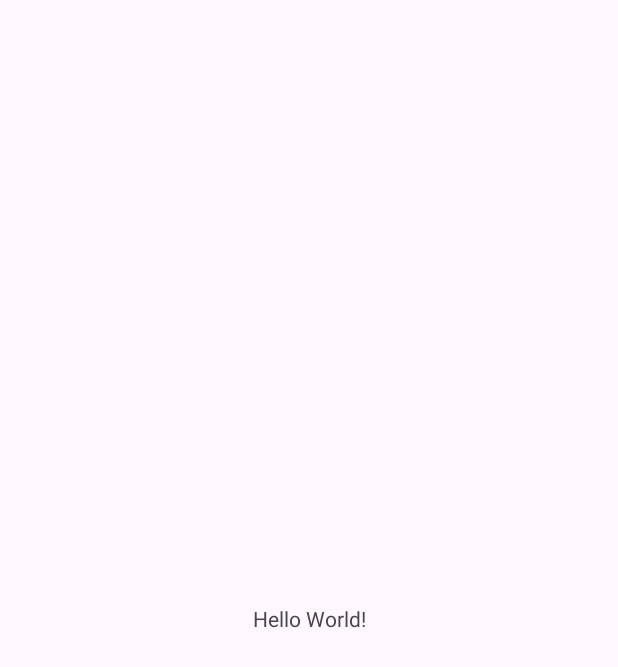
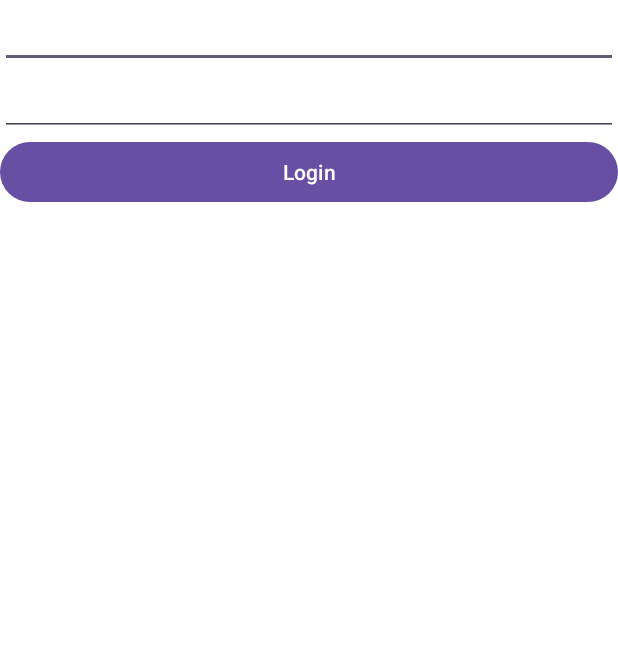
Before and after one commit to Paiiiiiiii/informatrack, an Android app: the screen it shows after launch (MainActivity), on a phone screen of 412 x 824 dp. Before the commit the part shown is almost empty. Shown: the top 667 px of the screen. Run offline under Robolectric (Android 15) with nearby library versions, the phone set to English and light mode, and no system bars.

Commit message:
Mambuat Backand Login Register

```diff
--- a/app/build.gradle.kts
+++ b/app/build.gradle.kts
@@ -36,4 +36,8 @@ dependencies {
     testImplementation("junit:junit:4.13.2")
     androidTestImplementation("androidx.test.ext:junit:1.1.5")
     androidTestImplementation("androidx.test.espresso:espresso-core:3.5.1")
+
+    implementation("com.squareup.retrofit2:retrofit:2.9.0")
+    implementation("com.squareup.retrofit2:converter-gson:2.9.0")
+    implementation("com.squareup.retrofit2:converter-scalars:2.9.0")
 }
--- /dev/null
+++ b/app/src/main/java/com/example/informatrack/api/ApiAuth.java
@@ -0,0 +1,26 @@
+package com.example.informatrack.api;
+
+import com.example.informatrack.model.ApiResponse;
+
+import retrofit2.Call;
+import retrofit2.http.Field;
+import retrofit2.http.FormUrlEncoded;
+import retrofit2.http.POST;
+
+public interface ApiAuth {
+    @POST("registrasi.php")
+    @FormUrlEncoded
+    Call<ApiResponse> register(
+            @Field("username") String username,
+            @Field("nim") String nim,
+            @Field("email") String email,
+            @Field("password") String password
+    );
+
+    @POST("login.php")
+    @FormUrlEncoded
+    Call<ApiResponse> login(
+            @Field("username") String username,
+            @Field("password") String password
+    );
+}
--- /dev/null
+++ b/app/src/main/java/com/example/informatrack/common/constanta/ApiConst.java
@@ -0,0 +1,5 @@
+package com.example.informatrack.common.constanta;
+
+public class ApiConst {
+    public static final String baseUrl = "http://192.168.1.16/informatrack/";
+}
--- /dev/null
+++ b/app/src/main/java/com/example/informatrack/view/MainActivity.java
@@ -0,0 +1,53 @@
+package com.example.informatrack.view;
+
+import android.os.Bundle;
+import android.util.Log;
+import android.widget.Button;
+import android.widget.EditText;
+
+import androidx.appcompat.app.AppCompatActivity;
+import androidx.lifecycle.ViewModelProvider;
+
+import com.example.informatrack.R;
+import com.example.informatrack.viewmodel.AuthViewModel;
+
+public class MainActivity extends AppCompatActivity {
+    private EditText etUsername, etPassword;
+    private Button btnLogin;
+    private AuthViewModel authViewModel;
+    @Override
+    protected void onCreate(Bundle savedInstanceState) {
+        super.onCreate(savedInstanceState);
+        setContentView(R.layout.activity_main);
+
+        initComponents();
+
+        actionComponents();
+
+    }
+
+    private void initComponents (){
+        authViewModel = new ViewModelProvider(this).get(AuthViewModel.class);
+        etUsername = findViewById(R.id.etUsername);
+        etPassword = findViewById(R.id.etPassword);
+        btnLogin = findViewById(R.id.btnLogin);
+    }
+
+    private void actionComponents (){
+
+        btnLogin.setOnClickListener(view -> {
+            String username, password;
+
+            username = etUsername.getText().toString();
+            password = etPassword.getText().toString();
+
+
+            if (username.isEmpty() || password.isEmpty()){
+                Log.e("Login Gagal", "aaaa ");
+            } else {
+                authViewModel.login(this,username,password);
+            }
+
+        });
+    }
+}
--- a/app/src/main/res/layout/activity_main.xml
+++ b/app/src/main/res/layout/activity_main.xml
@@ -1,18 +1,33 @@
 <?xml version="1.0" encoding="utf-8"?>
-<androidx.constraintlayout.widget.ConstraintLayout xmlns:android="http://schemas.android.com/apk/res/android"
+<LinearLayout xmlns:android="http://schemas.android.com/apk/res/android"
     xmlns:app="http://schemas.android.com/apk/res-auto"
     xmlns:tools="http://schemas.android.com/tools"
     android:layout_width="match_parent"
     android:layout_height="match_parent"
-    tools:context=".MainActivity">
+    android:orientation="vertical"
+    android:background="@color/white"
+    tools:context=".view.MainActivity">
 
-    <TextView
-        android:layout_width="wrap_content"
+    <EditText
+        android:id="@+id/etUsername"
+        android:layout_width="match_parent"
         android:layout_height="wrap_content"
-        android:text="Hello World!"
-        app:layout_constraintBottom_toBottomOf="parent"
-        app:layout_constraintEnd_toEndOf="parent"
-        app:layout_constraintStart_toStartOf="parent"
-        app:layout_constraintTop_toTopOf="parent" />
+        >
+    </EditText>
 
-</androidx.constraintlayout.widget.ConstraintLayout>
+    <EditText
+        android:id="@+id/etPassword"
+        android:layout_width="match_parent"
+        android:layout_height="wrap_content">
+
+    </EditText>
+
+    <Button
+        android:id="@+id/btnLogin"
+        android:layout_width="match_parent"
+        android:layout_height="wrap_content"
+        android:text="Login">
+
+    </Button>
+
+</LinearLayout>
```
Also changed, not shown: app/src/main/AndroidManifest.xml (+7 -1 lines), app/src/main/java/com/example/informatrack/api/GetDatabase.java (added, +22 -0 lines), app/src/main/java/com/example/informatrack/model/ApiResponse.java (added, +39 -0 lines), app/src/main/java/com/example/informatrack/model/User.java (added, +72 -0 lines), app/src/main/java/com/example/informatrack/view/Dashboard.java (renamed from app/src/main/java/com/example/informatrack/MainActivity.java, +5 -3 lines), app/src/main/java/com/example/informatrack/viewmodel/AuthViewModel.java (added, +49 -0 lines), app/src/main/res/layout/activity_dashboard.xml (added, +16 -0 lines).
